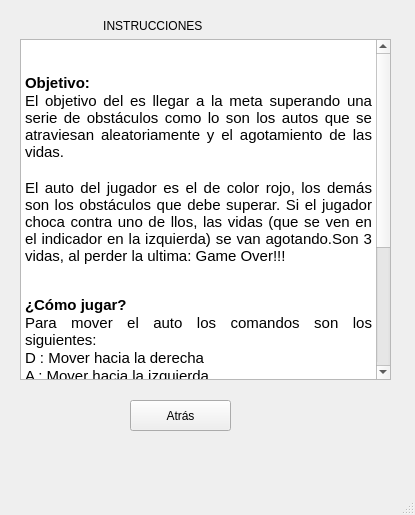
Before: the Qt Designer form instrucciones.ui in hahf1010/proyectofinal, drawn with Qt 5.
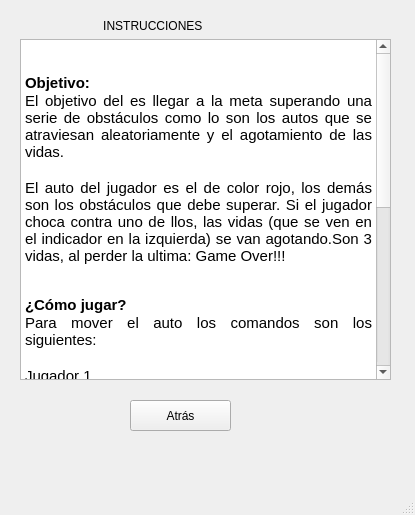
After: the same form once the commit is applied.

Patch:
```diff
--- a/instrucciones.ui
+++ b/instrucciones.ui
@@ -46,6 +46,8 @@
 &lt;p style=&quot; margin-top:12px; margin-bottom:0px; margin-left:40px; margin-right:40px; -qt-block-indent:0; text-indent:0px; line-height:106%;&quot;&gt;&lt;span style=&quot; font-family:'DejaVu Serif, serif'; font-size:11pt; color:#00000a;&quot;&gt; &lt;/span&gt;&lt;/p&gt;
 &lt;p align=&quot;justify&quot; style=&quot; margin-top:0px; margin-bottom:0px; margin-left:0px; margin-right:0px; -qt-block-indent:0; text-indent:0px;&quot;&gt;&lt;span style=&quot; font-family:'Ubuntu'; font-size:11pt; font-weight:600;&quot;&gt;¿Cómo jugar?&lt;/span&gt;&lt;/p&gt;
 &lt;p align=&quot;justify&quot; style=&quot; margin-top:0px; margin-bottom:0px; margin-left:0px; margin-right:0px; -qt-block-indent:0; text-indent:0px;&quot;&gt;&lt;span style=&quot; font-family:'Ubuntu'; font-size:11pt;&quot;&gt;Para mover el auto los comandos son los siguientes:&lt;/span&gt;&lt;/p&gt;
+&lt;p align=&quot;justify&quot; style=&quot;-qt-paragraph-type:empty; margin-top:0px; margin-bottom:0px; margin-left:0px; margin-right:0px; -qt-block-indent:0; text-indent:0px; font-family:'Ubuntu'; font-size:11pt;&quot;&gt;&lt;br /&gt;&lt;/p&gt;
+&lt;p align=&quot;justify&quot; style=&quot; margin-top:0px; margin-bottom:0px; margin-left:0px; margin-right:0px; -qt-block-indent:0; text-indent:0px;&quot;&gt;&lt;span style=&quot; font-family:'Ubuntu'; font-size:11pt;&quot;&gt;Jugador 1&lt;/span&gt;&lt;/p&gt;
 &lt;p align=&quot;justify&quot; style=&quot; margin-top:0px; margin-bottom:0px; margin-left:0px; margin-right:0px; -qt-block-indent:0; text-indent:0px;&quot;&gt;&lt;span style=&quot; font-family:'Ubuntu'; font-size:11pt;&quot;&gt;D : Mover hacia la derecha&lt;/span&gt;&lt;/p&gt;
 &lt;p align=&quot;justify&quot; style=&quot; margin-top:0px; margin-bottom:0px; margin-left:0px; margin-right:0px; -qt-block-indent:0; text-indent:0px;&quot;&gt;&lt;span style=&quot; font-family:'Ubuntu'; font-size:11pt;&quot;&gt;A : Mover hacia la izquierda&lt;/span&gt;&lt;/p&gt;
 &lt;p align=&quot;justify&quot; style=&quot; margin-top:0px; margin-bottom:0px; margin-left:0px; margin-right:0px; -qt-block-indent:0; text-indent:0px;&quot;&gt;&lt;span style=&quot; font-family:'Ubuntu'; font-size:11pt;&quot;&gt;W: Mover hacia arriba&lt;/span&gt;&lt;/p&gt;
@@ -55,6 +57,12 @@
 &lt;p align=&quot;justify&quot; style=&quot; margin-top:0px; margin-bottom:0px; margin-left:0px; margin-right:0px; -qt-block-indent:0; text-indent:0px;&quot;&gt;&lt;span style=&quot; font-family:'Ubuntu'; font-size:11pt;&quot;&gt;Z :Mover diagonalmente a la izquierda abajo&lt;/span&gt;&lt;/p&gt;
 &lt;p align=&quot;justify&quot; style=&quot; margin-top:0px; margin-bottom:0px; margin-left:0px; margin-right:0px; -qt-block-indent:0; text-indent:0px;&quot;&gt;&lt;span style=&quot; font-family:'Ubuntu'; font-size:11pt;&quot;&gt;C :Mover diagonalmente a la derecha abajo&lt;/span&gt;&lt;/p&gt;
 &lt;p align=&quot;justify&quot; style=&quot;-qt-paragraph-type:empty; margin-top:0px; margin-bottom:0px; margin-left:0px; margin-right:0px; -qt-block-indent:0; text-indent:0px; font-family:'Ubuntu'; font-size:11pt;&quot;&gt;&lt;br /&gt;&lt;/p&gt;
+&lt;p align=&quot;justify&quot; style=&quot; margin-top:0px; margin-bottom:0px; margin-left:0px; margin-right:0px; -qt-block-indent:0; text-indent:0px;&quot;&gt;&lt;span style=&quot; font-family:'Ubuntu'; font-size:11pt;&quot;&gt;Jugador 2&lt;/span&gt;&lt;/p&gt;
+&lt;p align=&quot;justify&quot; style=&quot; margin-top:0px; margin-bottom:0px; margin-left:0px; margin-right:0px; -qt-block-indent:0; text-indent:0px;&quot;&gt;&lt;span style=&quot; font-family:'Ubuntu'; font-size:11pt;&quot;&gt;L : Mover hacia la derecha&lt;/span&gt;&lt;/p&gt;
+&lt;p align=&quot;justify&quot; style=&quot; margin-top:0px; margin-bottom:0px; margin-left:0px; margin-right:0px; -qt-block-indent:0; text-indent:0px;&quot;&gt;&lt;span style=&quot; font-family:'Ubuntu'; font-size:11pt;&quot;&gt;J : Mover hacia la izquierda&lt;/span&gt;&lt;/p&gt;
+&lt;p align=&quot;justify&quot; style=&quot; margin-top:0px; margin-bottom:0px; margin-left:0px; margin-right:0px; -qt-block-indent:0; text-indent:0px;&quot;&gt;&lt;span style=&quot; font-family:'Ubuntu'; font-size:11pt;&quot;&gt;I: Mover hacia arriba&lt;/span&gt;&lt;/p&gt;
+&lt;p align=&quot;justify&quot; style=&quot; margin-top:0px; margin-bottom:0px; margin-left:0px; margin-right:0px; -qt-block-indent:0; text-indent:0px;&quot;&gt;&lt;span style=&quot; font-family:'Ubuntu'; font-size:11pt;&quot;&gt;K : Mover hacia abajo&lt;/span&gt;&lt;/p&gt;
+&lt;p align=&quot;justify&quot; style=&quot;-qt-paragraph-type:empty; margin-top:0px; margin-bottom:0px; margin-left:0px; margin-right:0px; -qt-block-indent:0; text-indent:0px; font-family:'Ubuntu'; font-size:11pt;&quot;&gt;&lt;br /&gt;&lt;/p&gt;
 &lt;p align=&quot;justify&quot; style=&quot; margin-top:0px; margin-bottom:0px; margin-left:0px; margin-right:0px; -qt-block-indent:0; text-indent:0px;&quot;&gt;&lt;span style=&quot; font-family:'Ubuntu'; font-size:11pt; font-weight:600;&quot;&gt;¿Cómo se gana?&lt;/span&gt;&lt;/p&gt;
 &lt;p align=&quot;justify&quot; style=&quot; margin-top:0px; margin-bottom:0px; margin-left:0px; margin-right:0px; -qt-block-indent:0; text-indent:0px;&quot;&gt;&lt;span style=&quot; font-family:'Ubuntu'; font-size:11pt;&quot;&gt;El tiempo para superar la carrera es de 1:00 (un minuto) si logra llegar superando los obstáculos, ha ganado!!!!&lt;/span&gt;&lt;/p&gt;&lt;/body&gt;&lt;/html&gt;</string>
        </property>
```
